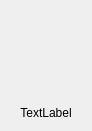
This is gui_client/file_entry.ui in cskab46/file_service as Qt 5 draws it before an edit. The edited form follows.
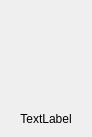
This is the edited form. Icons and pictures are not drawn.

What changed in the file:
```diff
--- a/gui_client/file_entry.ui
+++ b/gui_client/file_entry.ui
@@ -7,7 +7,7 @@
     <x>0</x>
     <y>0</y>
     <width>92</width>
-    <height>131</height>
+    <height>137</height>
    </rect>
   </property>
   <property name="sizePolicy">
@@ -16,6 +16,12 @@
     <verstretch>0</verstretch>
    </sizepolicy>
   </property>
+  <property name="maximumSize">
+   <size>
+    <width>92</width>
+    <height>137</height>
+   </size>
+  </property>
   <property name="windowTitle">
    <string>Form</string>
   </property>
```
